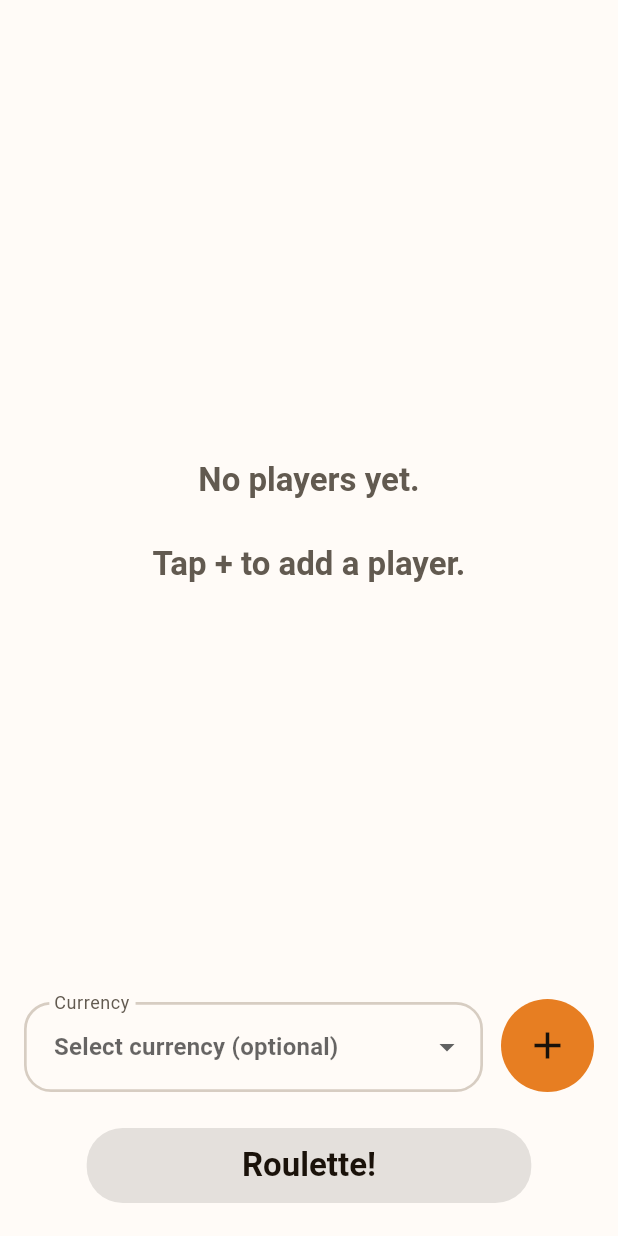
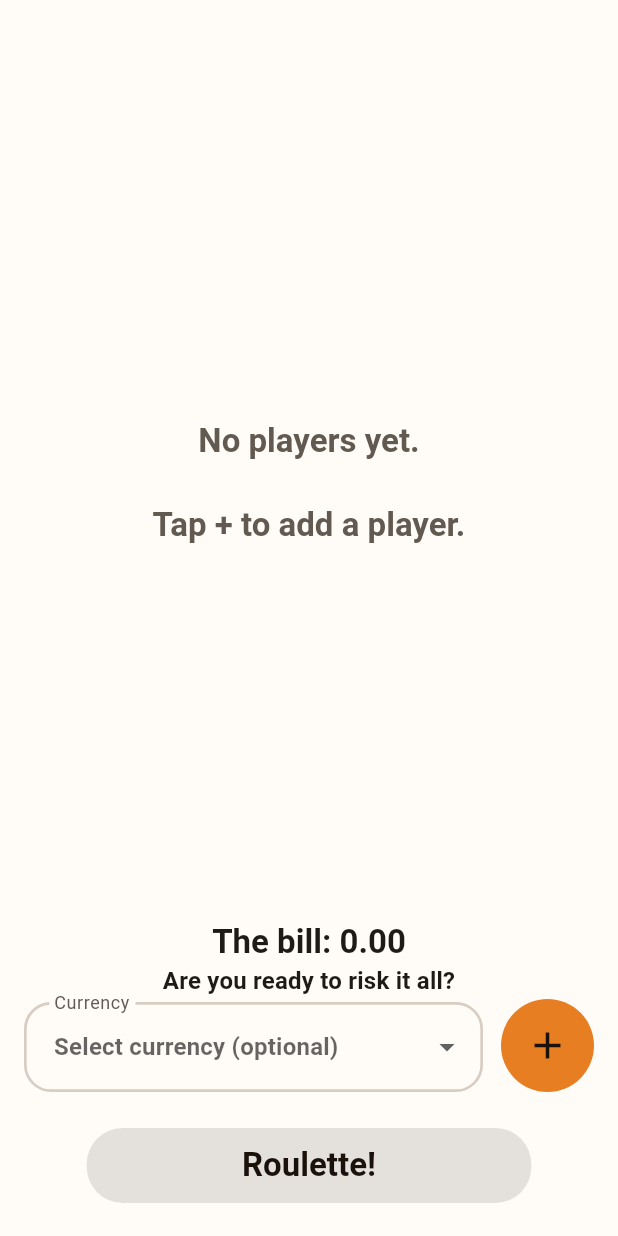
Before and after one commit to JBeckintosh/credit-card-roulette, a Flutter app: the PlayersScreen screen opened by its route, on a phone screen of 412 x 824 dp. Run offline on Flutter 3.47's test engine with Material 3 defaults, Android fonts, the phone set to English and light mode, and no system bars; our stand-ins replace fl_chart.

Commit message:
adding a total bill measure on the players screen

```diff
--- a/lib/screens/players_screen.dart
+++ b/lib/screens/players_screen.dart
@@ -14,6 +14,7 @@ class PlayersScreen extends StatelessWidget {
   Widget build(BuildContext context) {
     final theme = Theme.of(context);
     final isMobile = AppLayout.isMobileWidth(context);
+
     return Scaffold(
       body: Consumer<GameState>(
         builder: (context, game, _) {
@@ -65,6 +66,20 @@ class PlayersScreen extends StatelessWidget {
                   child: Column(
                     crossAxisAlignment: CrossAxisAlignment.stretch,
                     children: [
+                      Text(
+                        'The bill: ${game.formatAmount(total)}',
+                        textAlign: TextAlign.center,
+                        style: theme.textTheme.titleLarge?.copyWith(
+                          fontWeight: FontWeight.bold,
+                        ),
+                      ),
+                      Text(
+                        'Are you ready to risk it all?',
+                        textAlign: TextAlign.center,
+                        style: theme.textTheme.titleMedium?.copyWith(
+                          fontWeight: FontWeight.bold,
+                        ),
+                      ),
                       Row(
                         crossAxisAlignment: CrossAxisAlignment.end,
                         children: [
```
